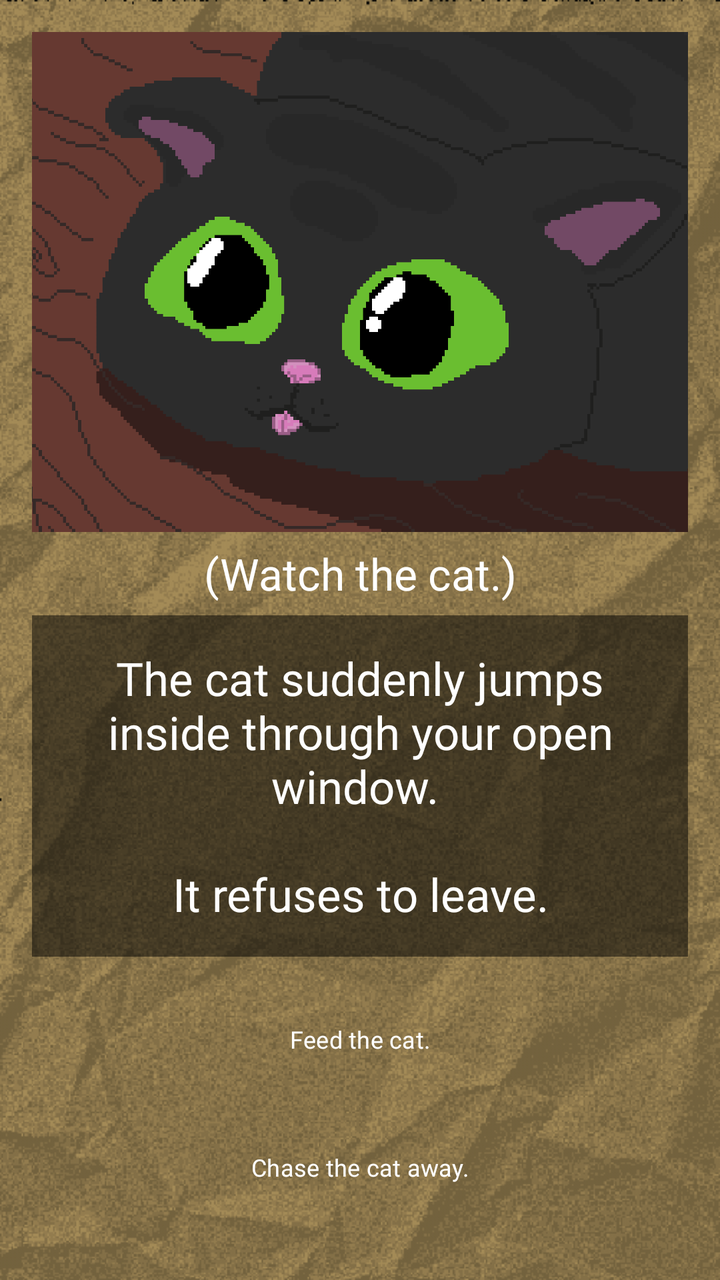
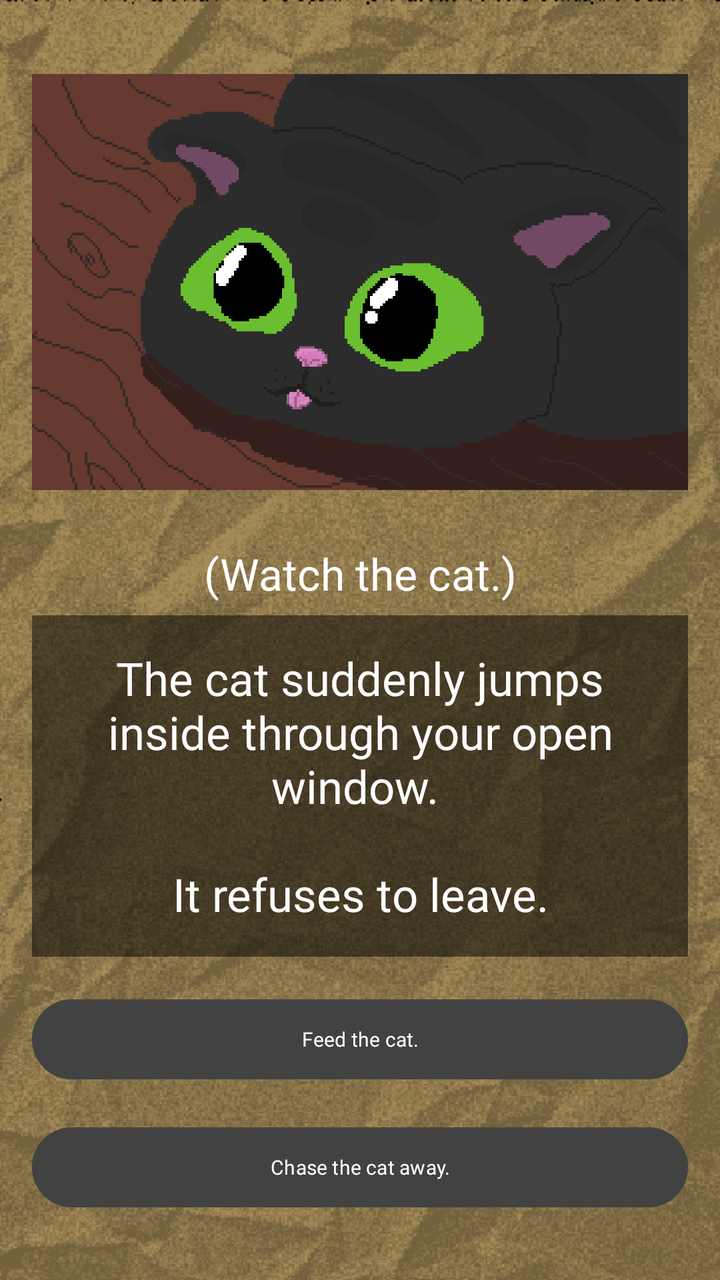

Two renders of the same Android screen: before a commit and after it. Below are the layout's source before the change and the commit's diff.
<!-- AndroidManifest.xml: application theme Theme.ChoiceQuest -->
<!-- res/layout/activity_page2_1_3_1.xml -->
<?xml version="1.0" encoding="utf-8"?>
<LinearLayout xmlns:android="http://schemas.android.com/apk/res/android"
    xmlns:tools="http://schemas.android.com/tools"
    android:id="@+id/page2_1_3_1"
    android:layout_width="match_parent"
    android:layout_height="match_parent"
    android:gravity="center"
    android:orientation="vertical"
    android:background="@drawable/papertexture_"
    android:backgroundTint="#f8e7c2"
    android:backgroundTintMode="multiply"
    android:padding="16dp"
    tools:context=".Page2_1_3_1">

    <View
        android:layout_width="match_parent"
        android:layout_height="0dp"
        android:layout_weight="0.1"/>

    <ImageView
        android:id="@+id/imageView"
        android:layout_width="412dp"
        android:layout_height="250dp"
        android:src="@drawable/page2_1_3_1"/>

    <View
        android:layout_width="match_parent"
        android:layout_height="1dp"
        android:layout_weight="0.1"/>

    <TextView
        android:layout_width="match_parent"
        android:layout_height="wrap_content"
        android:gravity="center"
        android:fontFamily="@font/pixelspace"
        android:padding="5dp"
        android:text="(Watch the cat.)"
        android:textColor="@color/white"
        android:textSize="22sp" />

    <View
        android:layout_width="match_parent"
        android:layout_height="1dp"
        android:layout_weight="0.5" />

    <TextView
        android:layout_width="match_parent"
        android:layout_height="wrap_content"
        android:id="@+id/tv_page2_1_3_1"
        android:fontFamily="@font/pixelgame_font"
        android:gravity="center"
        android:padding="16dp"
        android:background="#80000000"
        android:text="The cat suddenly jumps inside through your open window.
\n\nIt refuses to leave."
        android:textColor="@color/white"
        android:textSize="23sp"
        android:layout_marginBottom="16dp"/>

    <View
        android:layout_width="match_parent"
        android:layout_height="1dp"
        android:layout_weight="0.5"/>

    <Button
        android:layout_width="412dp"
        android:layout_height="48dp"
        android:fontFamily="@font/quest_font"
        android:background="@android:color/transparent"
        android:textSize="12sp"
        android:layout_marginBottom="16dp"
        android:text="Feed the cat."
        android:onClick="page2_1_3_1_1" />

    <Button
        android:layout_width="412dp"
        android:layout_height="48dp"
        android:fontFamily="@font/quest_font"
        android:background="@android:color/transparent"
        android:textSize="12sp"
        android:layout_marginBottom="16dp"
        android:text="Chase the cat away."
        android:onClick="page2_1_3_1_2" />

    <View
        android:layout_width="match_parent"
        android:layout_height="0dp"
        android:layout_weight="0.5"/>

</LinearLayout>
<!-- resources referenced by this layout -->
<resources>
  <color name="white">#FFFFFF</color>
  <!-- drawable page2_1_3_1: png bitmap (drawable, 32168 bytes) -->
  <!-- drawable papertexture_: png bitmap (drawable, 156948 bytes) -->
  <style name="Theme.ChoiceQuest" parent="Base.Theme.ChoiceQuest" />
  <style name="Base.Theme.ChoiceQuest" parent="Theme.Material3.DayNight.NoActionBar">
          
          
      </style>
</resources>

<!-- the commit's change to res/layout/activity_page2_1_3_1.xml (unified diff, before → after) -->
@@ -19,7 +19,7 @@
 
     <ImageView
         android:id="@+id/imageView"
-        android:layout_width="412dp"
+        android:layout_width="match_parent"
         android:layout_height="250dp"
         android:src="@drawable/page2_1_3_1"/>
 
@@ -63,21 +63,23 @@
         android:layout_weight="0.5"/>
 
     <Button
-        android:layout_width="412dp"
-        android:layout_height="48dp"
+        android:layout_width="match_parent"
+        android:layout_height="wrap_content"
         android:fontFamily="@font/quest_font"
-        android:background="@android:color/transparent"
-        android:textSize="12sp"
+        android:textSize="10sp"
+        android:textColor="@color/white"
+        android:backgroundTint="@color/cardview_dark_background"
         android:layout_marginBottom="16dp"
         android:text="Feed the cat."
         android:onClick="page2_1_3_1_1" />
 
     <Button
-        android:layout_width="412dp"
-        android:layout_height="48dp"
+        android:layout_width="match_parent"
+        android:layout_height="wrap_content"
         android:fontFamily="@font/quest_font"
-        android:background="@android:color/transparent"
-        android:textSize="12sp"
+        android:textSize="10sp"
+        android:textColor="@color/white"
+        android:backgroundTint="@color/cardview_dark_background"
         android:layout_marginBottom="16dp"
         android:text="Chase the cat away."
         android:onClick="page2_1_3_1_2" />
